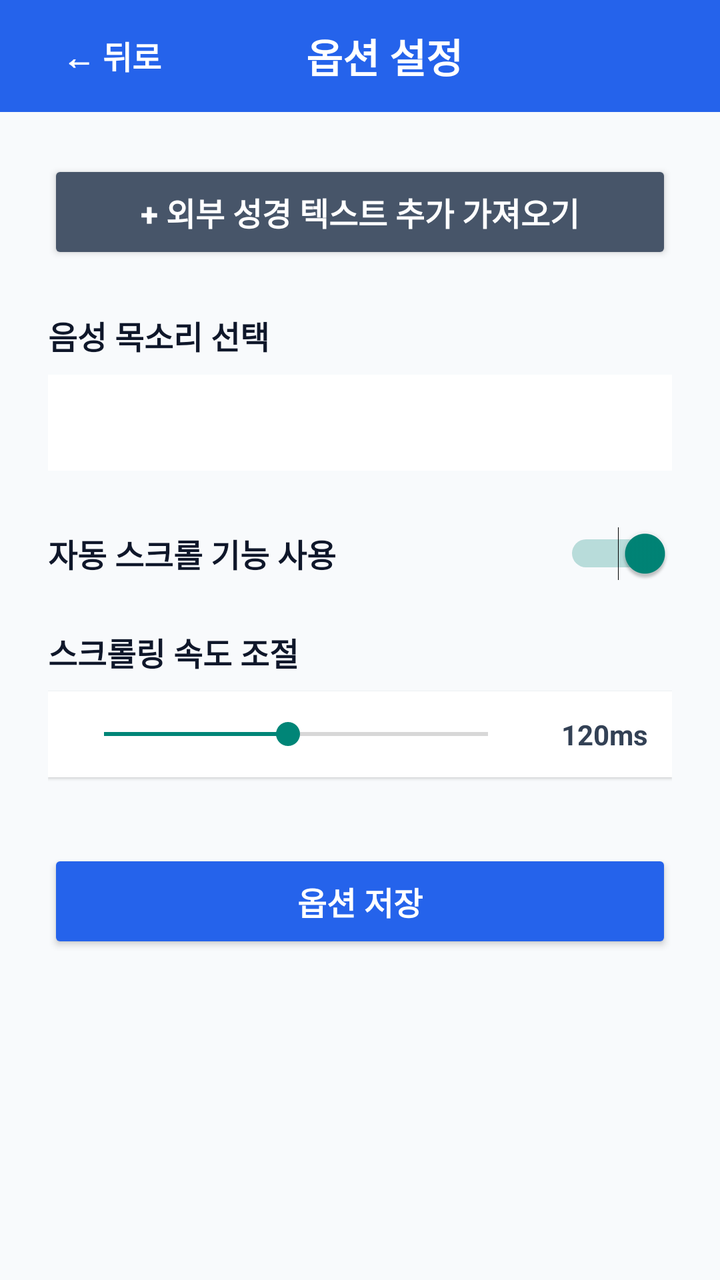
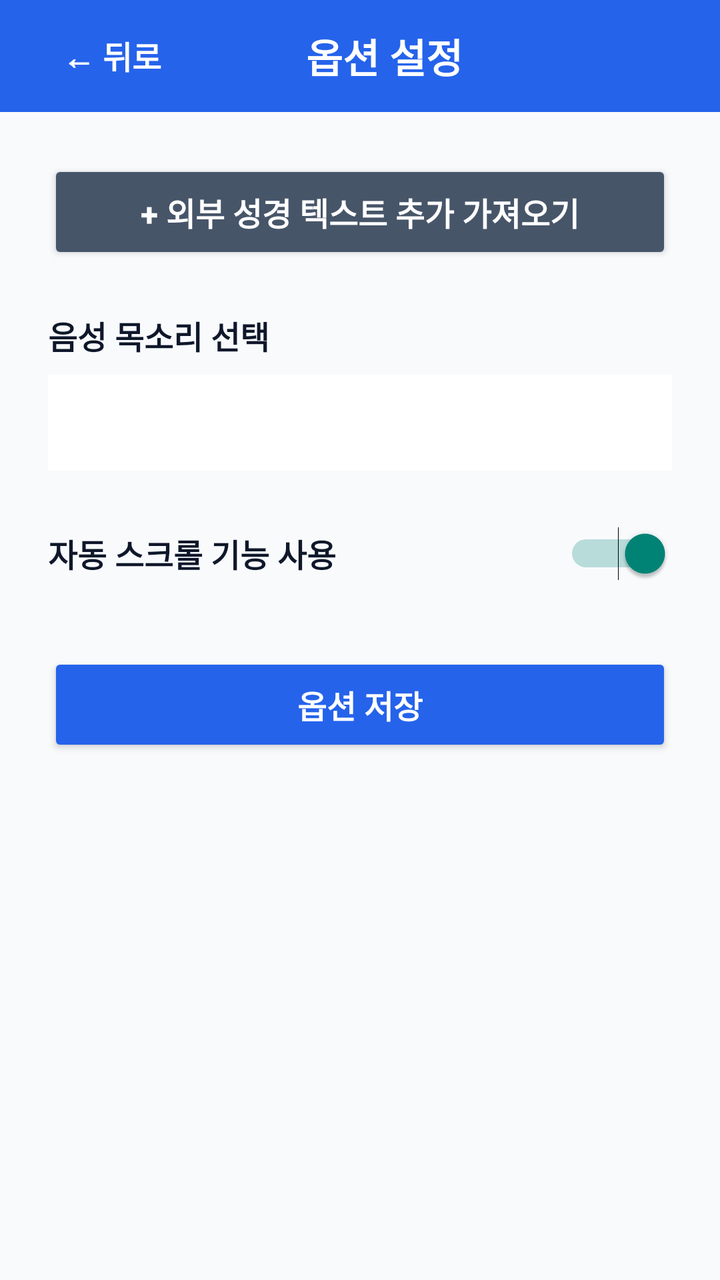

An Android layout rendered at two revisions. The XML below is the earlier revision; the diff shows what the commit changed to produce the second picture.
<!-- AndroidManifest.xml: application theme android:Theme.Material.Light.NoActionBar -->
<!-- res/layout/activity_settings.xml -->
<?xml version="1.0" encoding="utf-8"?>
<LinearLayout xmlns:android="http://schemas.android.com/apk/res/android"
    android:layout_width="match_parent"
    android:layout_height="match_parent"
    android:background="#F8FAFC"
    android:fitsSystemWindows="true"
    android:orientation="vertical">

    
    <LinearLayout
        android:layout_width="match_parent"
        android:layout_height="56dp"
        android:background="#2563EB"
        android:gravity="center_vertical"
        android:orientation="horizontal"
        android:paddingHorizontal="12dp">

        <Button
            android:id="@+id/backButton"
            android:layout_width="wrap_content"
            android:layout_height="wrap_content"
            android:background="?android:attr/selectableItemBackgroundBorderless"
            android:text="← 뒤로"
            android:textColor="#FFFFFF"
            android:textSize="16sp"
            android:textStyle="bold" />

        <TextView
            android:layout_width="0dp"
            android:layout_height="wrap_content"
            android:layout_weight="1"
            android:gravity="center"
            android:text="옵션 설정"
            android:textColor="#FFFFFF"
            android:textSize="20sp"
            android:textStyle="bold" />

        <View
            android:layout_width="64dp"
            android:layout_height="wrap_content" />
    </LinearLayout>

    <ScrollView
        android:layout_width="match_parent"
        android:layout_height="0dp"
        android:layout_weight="1"
        android:fillViewport="true"
        android:padding="24dp">

        <LinearLayout
            android:layout_width="match_parent"
            android:layout_height="wrap_content"
            android:orientation="vertical">

            <Button
                android:id="@+id/importBibleButton"
                android:layout_width="match_parent"
                android:layout_height="52dp"
                android:backgroundTint="#475569"
                android:text="+ 외부 성경 텍스트 추가 가져오기"
                android:textColor="#FFFFFF"
                android:textSize="16sp"
                android:textStyle="bold" />

            <TextView
                android:layout_width="match_parent"
                android:layout_height="wrap_content"
                android:layout_marginTop="24dp"
                android:text="음성 목소리 선택"
                android:textColor="#0F172A"
                android:textSize="16sp"
                android:textStyle="bold" />

            <Spinner
                android:id="@+id/settingsVoiceSpinner"
                android:layout_width="match_parent"
                android:layout_height="wrap_content"
                android:layout_marginTop="8dp"
                android:background="#FFFFFF"
                android:minHeight="48dp"
                android:padding="8dp" />

            <Switch
                android:id="@+id/autoScrollSwitch"
                android:layout_width="match_parent"
                android:layout_height="wrap_content"
                android:layout_marginTop="28dp"
                android:checked="true"
                android:text="자동 스크롤 기능 사용"
                android:textColor="#0F172A"
                android:textSize="16sp"
                android:textStyle="bold" />

            
            <TextView
                android:layout_width="match_parent"
                android:layout_height="wrap_content"
                android:layout_marginTop="24dp"
                android:text="스크롤링 속도 조절"
                android:textColor="#0F172A"
                android:textSize="16sp"
                android:textStyle="bold" />

            <LinearLayout
                android:layout_width="match_parent"
                android:layout_height="wrap_content"
                android:layout_marginTop="8dp"
                android:background="#FFFFFF"
                android:elevation="1dp"
                android:gravity="center_vertical"
                android:orientation="horizontal"
                android:padding="12dp">

                <SeekBar
                    android:id="@+id/speedSeekBar"
                    android:layout_width="0dp"
                    android:layout_height="wrap_content"
                    android:layout_weight="1"
                    android:max="250"
                    android:progress="120" />

                <TextView
                    android:id="@+id/speedValueTextView"
                    android:layout_width="64dp"
                    android:layout_height="wrap_content"
                    android:gravity="end"
                    android:text="120ms"
                    android:textColor="#334155"
                    android:textSize="14sp"
                    android:textStyle="bold" />
            </LinearLayout>

            <Button
                android:id="@+id/saveOptionsButton"
                android:layout_width="match_parent"
                android:layout_height="52dp"
                android:layout_marginTop="36dp"
                android:backgroundTint="#2563EB"
                android:text="옵션 저장"
                android:textColor="#FFFFFF"
                android:textSize="16sp"
                android:textStyle="bold" />
        </LinearLayout>
    </ScrollView>

</LinearLayout>
<!-- resources referenced by this layout -->
<resources>

</resources>

<!-- the commit's change to res/layout/activity_settings.xml (unified diff, before → after) -->
@@ -91,45 +91,6 @@
                 android:textSize="16sp"
                 android:textStyle="bold" />
 
-            
-            <TextView
-                android:layout_width="match_parent"
-                android:layout_height="wrap_content"
-                android:layout_marginTop="24dp"
-                android:text="스크롤링 속도 조절"
-                android:textColor="#0F172A"
-                android:textSize="16sp"
-                android:textStyle="bold" />
-
-            <LinearLayout
-                android:layout_width="match_parent"
-                android:layout_height="wrap_content"
-                android:layout_marginTop="8dp"
-                android:background="#FFFFFF"
-                android:elevation="1dp"
-                android:gravity="center_vertical"
-                android:orientation="horizontal"
-                android:padding="12dp">
-
-                <SeekBar
-                    android:id="@+id/speedSeekBar"
-                    android:layout_width="0dp"
-                    android:layout_height="wrap_content"
-                    android:layout_weight="1"
-                    android:max="250"
-                    android:progress="120" />
-
-                <TextView
-                    android:id="@+id/speedValueTextView"
-                    android:layout_width="64dp"
-                    android:layout_height="wrap_content"
-                    android:gravity="end"
-                    android:text="120ms"
-                    android:textColor="#334155"
-                    android:textSize="14sp"
-                    android:textStyle="bold" />
-            </LinearLayout>
-
             <Button
                 android:id="@+id/saveOptionsButton"
                 android:layout_width="match_parent"
